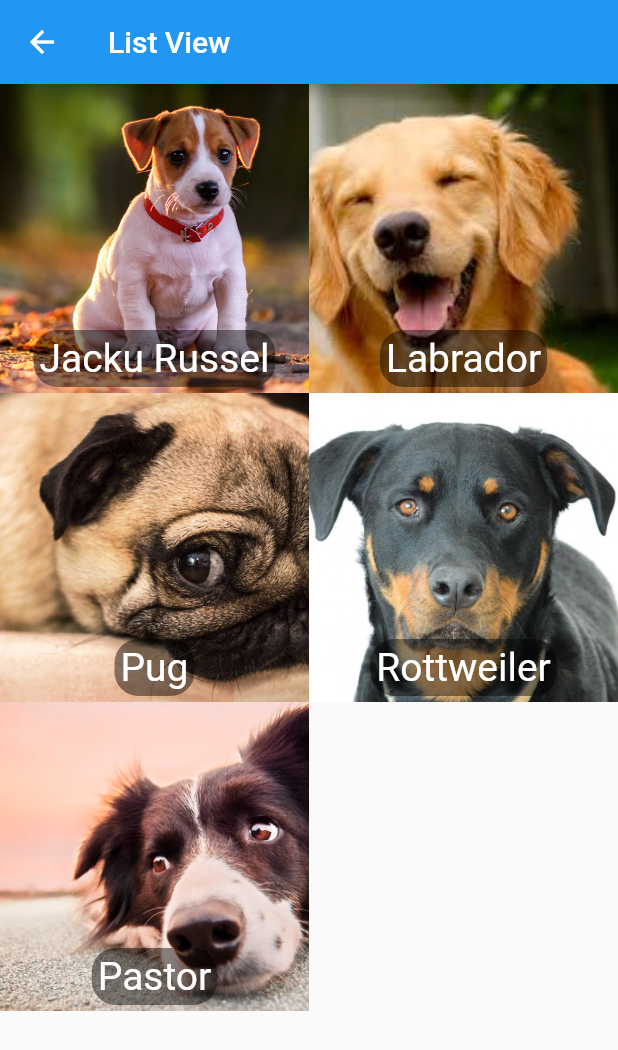
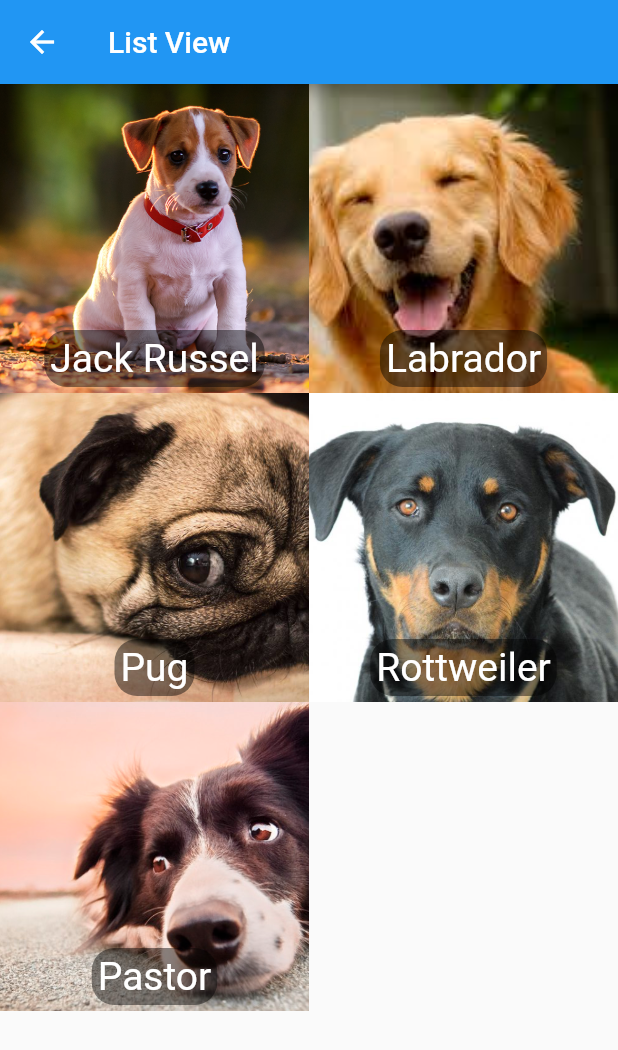
Before and after one commit to santoslucas11/flutterBasicoEWidgets, a Flutter app: the HelloListView screen opened directly, on a phone screen of 412 x 824 dp. Shown: the top 1050 px of the screen. Run offline on Flutter 3.47's test engine with Material 2 defaults, Android fonts, the phone set to English and light mode, and no system bars.

Commit message:
teste primeiro commit

```diff
--- a/lib/pages/hello_listview.dart
+++ b/lib/pages/hello_listview.dart
@@ -20,7 +20,7 @@ class HelloListView extends StatelessWidget {
 
   _body() {
     List<Dog> dogs = [
-      Dog("Jacku Russel", "assets/images/dog1.png"),
+      Dog("Jack Russel", "assets/images/dog1.png"),
       Dog("Labrador", "assets/images/dog2.png"),
       Dog("Pug", "assets/images/dog3.png"),
       Dog("Rottweiler", "assets/images/dog4.png"),
@@ -44,7 +44,7 @@ class HelloListView extends StatelessWidget {
                 padding: EdgeInsets.all(4),
                 decoration: BoxDecoration(
                   color: Colors.black45,
-                  borderRadius: BorderRadius.circular(16),
+                  borderRadius: BorderRadius.circular(15),
                   ),
                 child: Text(
                   dog.nome,
```
